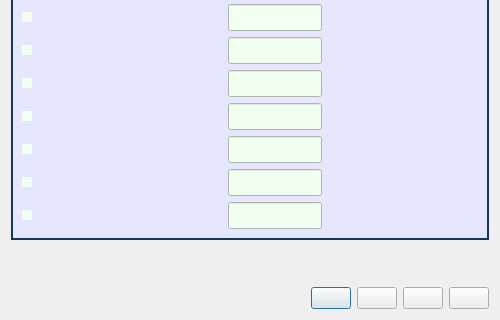
Old version of the form Meter/interface.ui in the repository cagavriloaie/WFlowLab; both pictures show x 0 to 500 and y 380 to 700 of the 500 by 700 pixel window.
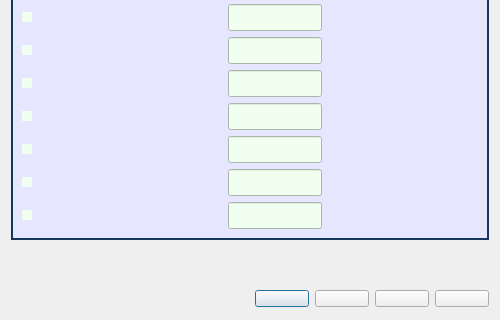
New version of the form. Icons and pictures are not drawn. Custom widgets are drawn as their Qt base class.

What changed in the file:
```diff
--- a/Meter/interface.ui
+++ b/Meter/interface.ui
@@ -29,6 +29,11 @@
    <iconset>
     <normaloff>WStreamLab.ico</normaloff>WStreamLab.ico</iconset>
   </property>
+  <property name="styleSheet">
+   <string notr="true">QPushButton:hover {
+       background-color: #d7d9d7;
+}</string>
+  </property>
   <layout class="QGridLayout" name="gridLayout_3">
    <item row="0" column="0">
     <widget class="QGroupBox" name="groupBox">
@@ -533,6 +538,12 @@
      </item>
      <item>
       <widget class="QPushButton" name="pbRefreshSerialPort">
+       <property name="styleSheet">
+        <string notr="true"> padding-left: 10px; 
+ padding-top: 1px; 
+ padding-right: 10px;
+ padding-down: 10px; </string>
+       </property>
        <property name="text">
         <string/>
        </property>
@@ -540,6 +551,12 @@
      </item>
      <item>
       <widget class="QPushButton" name="pbTestConnection">
+       <property name="styleSheet">
+        <string notr="true"> padding-left: 10px; 
+ padding-top: 1px; 
+ padding-right: 10px;
+ padding-down: 10px; </string>
+       </property>
        <property name="text">
         <string/>
        </property>
@@ -547,6 +564,12 @@
      </item>
      <item>
       <widget class="QPushButton" name="pbSaveConfiguration">
+       <property name="styleSheet">
+        <string notr="true"> padding-left: 10px; 
+ padding-top: 1px; 
+ padding-right: 10px;
+ padding-down: 10px; </string>
+       </property>
        <property name="text">
         <string/>
        </property>
@@ -554,6 +577,12 @@
      </item>
      <item>
       <widget class="QPushButton" name="pbClose">
+       <property name="styleSheet">
+        <string notr="true"> padding-left: 10px; 
+ padding-top: 1px; 
+ padding-right: 10px;
+ padding-down: 10px; </string>
+       </property>
        <property name="text">
         <string/>
        </property>
```
